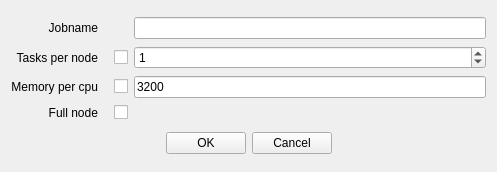
Before: the Qt Designer form ui/resource_specification.ui in lunarc/gfxlauncher, drawn with Qt 5.
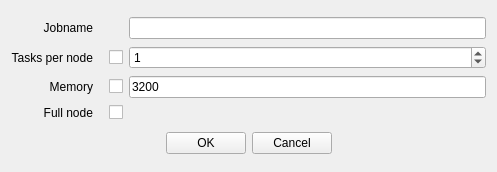
After: the same form once the commit is applied.

Diff of the .ui file:
```diff
--- a/ui/resource_specification.ui
+++ b/ui/resource_specification.ui
@@ -35,7 +35,7 @@
      <item row="2" column="0">
       <widget class="QLabel" name="label_2">
        <property name="text">
-        <string>Memory per cpu</string>
+        <string>Memory</string>
        </property>
        <property name="alignment">
         <set>Qt::AlignRight|Qt::AlignTrailing|Qt::AlignVCenter</set>
```
